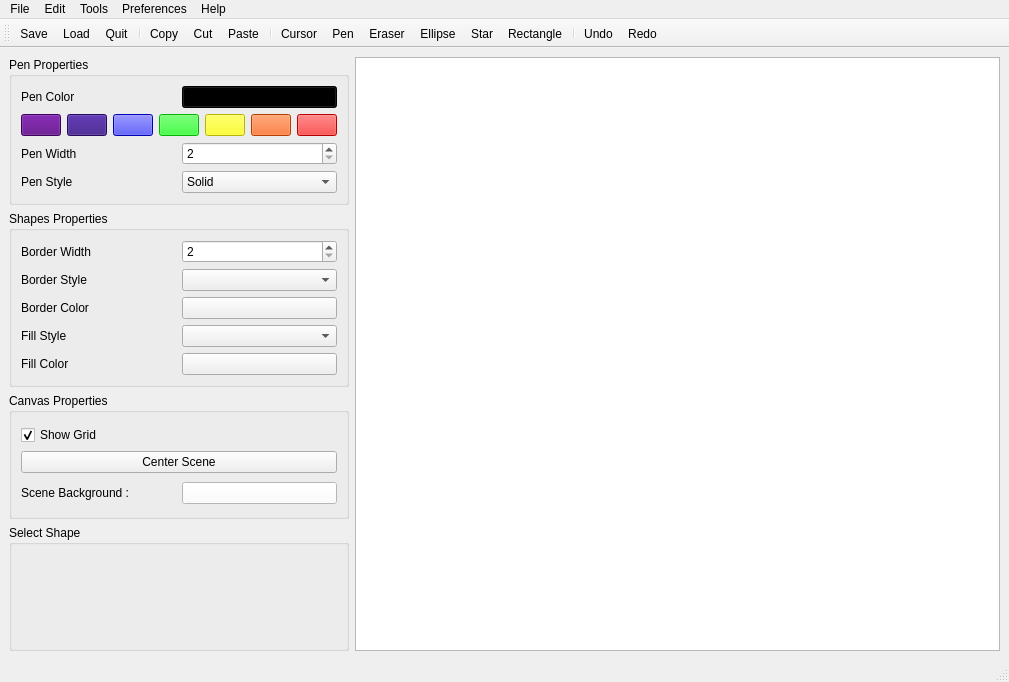
First picture: the form in mainwindow.ui, repository BlueMasterDev/ProjectPainterApp, before the edit.
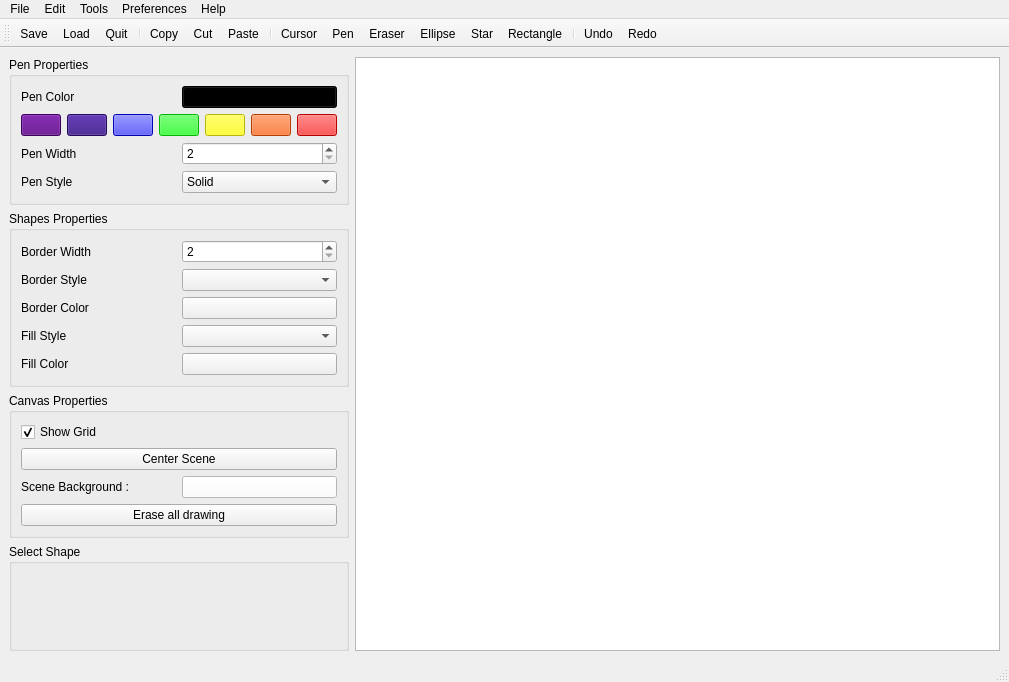
Second picture: the form after the edit. Icons and pictures are not drawn.

Commit message: added a button and its action for reset the drawing

Diff of the .ui file:
```diff
--- a/mainwindow.ui
+++ b/mainwindow.ui
@@ -369,6 +369,13 @@
              </item>
             </layout>
            </item>
+           <item>
+            <widget class="QPushButton" name="eraseDrawingButton">
+             <property name="text">
+              <string>Erase all drawing</string>
+             </property>
+            </widget>
+           </item>
           </layout>
          </widget>
         </item>
```
The commit also changes 2 other files.
